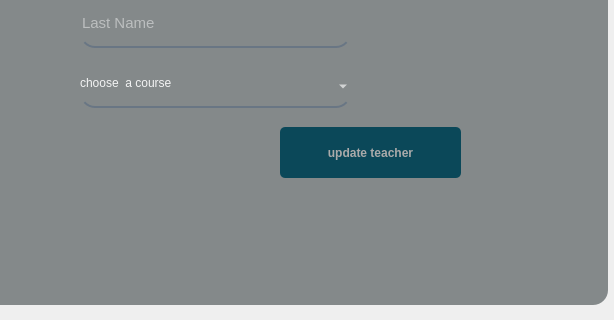
Above: UIs/edit_t.ui from IxBahy/EDU-center-system before the change; both pictures show x 180 to 794 and y 283 to 603 of the 794 by 603 pixel window. Below: the same form after it.
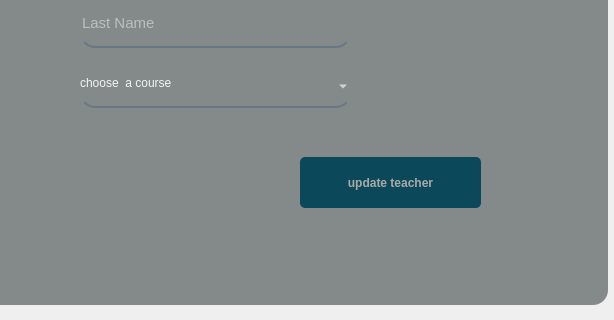
That is the form after the change.

Commit message: edit form (not completed yet)

The edit to the form file:
```diff
--- a/UIs/edit_t.ui
+++ b/UIs/edit_t.ui
@@ -350,8 +350,8 @@
     <widget class="QPushButton" name="update_Button">
      <property name="geometry">
       <rect>
-       <x>450</x>
-       <y>400</y>
+       <x>470</x>
+       <y>430</y>
        <width>181</width>
        <height>51</height>
       </rect>
@@ -415,6 +415,24 @@
       </property>
      </item>
     </widget>
+    <widget class="QLabel" name="note_msg">
+     <property name="geometry">
+      <rect>
+       <x>250</x>
+       <y>400</y>
+       <width>261</width>
+       <height>21</height>
+      </rect>
+     </property>
+     <property name="styleSheet">
+      <string notr="true">font: 10pt &quot;MS Shell Dlg 2&quot;;
+background-color: rgba(255, 255, 255, 0);
+color: rgb(143,0,0);</string>
+     </property>
+     <property name="text">
+      <string/>
+     </property>
+    </widget>
    </widget>
   </widget>
  </widget>
```
Left out of the diff: 2 changed lines with no effect on the pictures. The commit also changes 4 other files.
